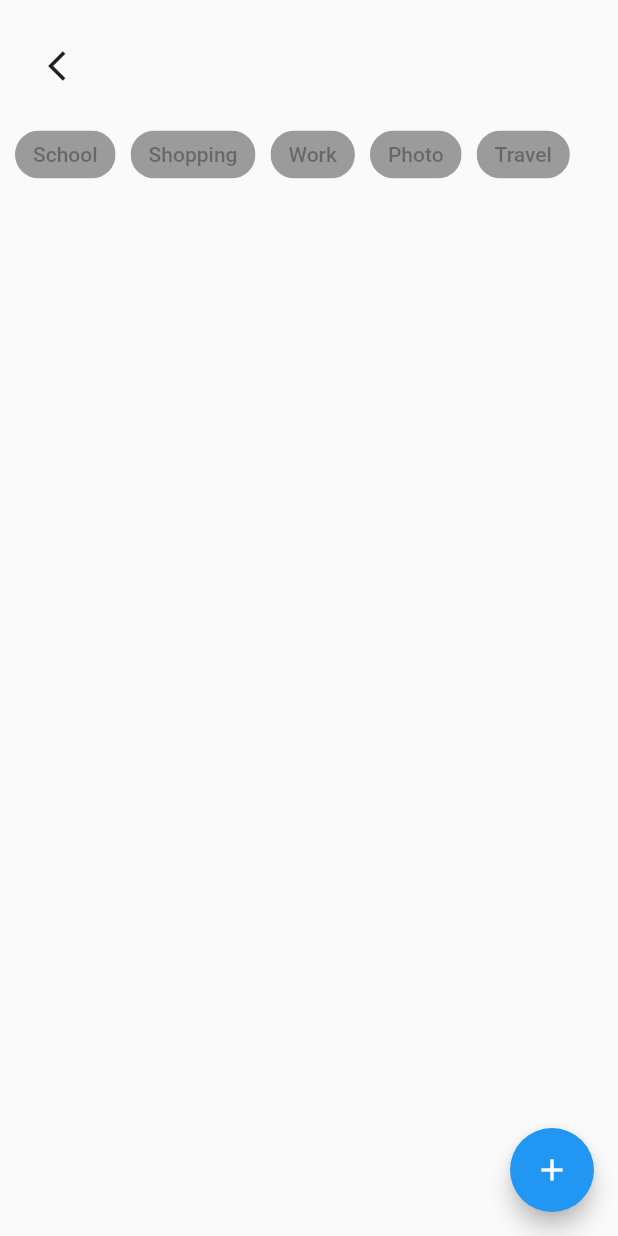
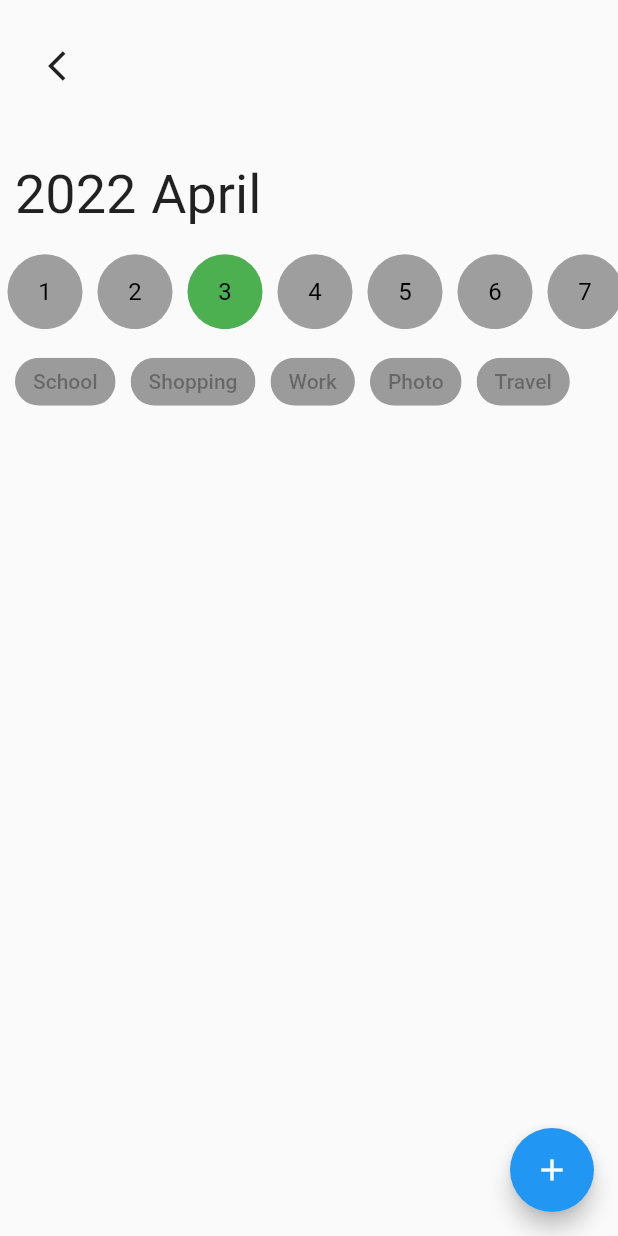
Before and after one commit to Omer-Demirtas/tasker, a Flutter app: the TaskView screen opened by its route, on a phone screen of 412 x 824 dp. Run offline on Flutter 3.47's test engine with Material 2 defaults, Android fonts, the phone set to English and light mode, and no system bars; our stand-ins replace bloc, flutter_bloc, sqflite; accounts and stored records are empty.

```diff
--- a/lib/core/cubit/task/task_cubit.dart
+++ b/lib/core/cubit/task/task_cubit.dart
@@ -23,6 +23,7 @@ class TaskCubit extends Cubit<TaskState>
   Future<void> getAll() async
   {
     emit(TaskState(tasks: state.tasks, isLoading: true));
+    await Future.delayed(Duration(seconds: 1));
     List<Task> tasks = await taskRepository.getAll();
     emit(TaskState(tasks: tasks, isLoading: false));
   }
--- a/lib/core/view/Task/task_view.dart
+++ b/lib/core/view/Task/task_view.dart
@@ -17,23 +17,48 @@ class TaskView extends StatelessWidget
 
   @override
   Widget build(BuildContext context) {
+    final double height = MediaQuery.of(context).size.height;
+
     return SafeArea(
       child: BlocBuilder<TaskCubit, TaskState>(
             builder: (context, state) => Scaffold(
             body: Column(
               children: [
                 _buildAppBar(context),
-                const TagList(),
-                const SizedBox(height: 20,),
+                SizedBox(height: height * 0.05,),
                 Expanded(
-                  child: state.isLoading ? const Center(
-                    child: CircularProgressIndicator(),
-                  ) :
-                  ListView(
-                    physics: const BouncingScrollPhysics(),
-                    children: [for (Task task in state.tasks) TaskWidget(task: task)],
-                  ),
-                )
+                    child: ListView(
+                      physics: const BouncingScrollPhysics(),
+                      children: [
+                        Padding(
+                          padding: const EdgeInsets.symmetric(horizontal: 10),
+                          child: Row(
+                            children: const [
+                              Text('2022', style: TextStyle(fontSize: 36),),
+                              SizedBox(width: 10,),
+                              Text('April', style: TextStyle(fontSize: 36),),
+                            ],
+                          ),
+                        ),
+                        SizedBox(height: height * 0.01,),
+                        const DaYList(),
+                        const TagList(),
+                        const SizedBox(height: 20,),
+                        state.isLoading ?
+                        Padding(
+                          padding: EdgeInsets.only(top: height * 0.2),
+                          child: const Center(
+                            child: CircularProgressIndicator(),
+                          ),
+                        ) :
+                        Column(
+                          children: [
+                            for (Task task in state.tasks) TaskWidget(task: task)
+                          ],
+                        )
+                      ],
+                    ),
+                ),
               ],
             ),
             floatingActionButton: FloatingActionButton(
--- a/lib/core/view/add_task/add_task_form.dart
+++ b/lib/core/view/add_task/add_task_form.dart
@@ -19,7 +19,7 @@ class _AddTaskFormState extends State<AddTaskForm>
   String title = "";
 
   TimeOfDay _startAt = TimeOfDay.now();
-  TimeOfDay _finishAt = TimeOfDay.now().add(hour: 1);
+  TimeOfDay _finishAt = TimeOfDay.now();
 
   DateTime _taskDateTime = DateTime.now();
 
--- a/lib/core/widget/day_list.dart
+++ b/lib/core/widget/day_list.dart
@@ -4,25 +4,25 @@ class DaYList extends StatelessWidget
 {
   const DaYList({Key? key}) : super(key: key);
 
+  static double width = 50;
+  static int selected = 2;
+
   @override
   Widget build(BuildContext context) {
     return Container(
-      margin: EdgeInsets.only(top: 10),
-      height: 40,
+      margin: const EdgeInsets.only(top: 10),
+      height: width,
       child: ListView.builder(
         physics: const BouncingScrollPhysics(),
         scrollDirection: Axis.horizontal,
-        itemCount: 40,
+        itemCount: 30,
         itemBuilder: (context, index) => Container(
-          color: Colors.pink,
-          height: 40,
-          width: 40,
-          margin: const EdgeInsets.only(left: 10, right: 10),
-          child: Column(
-            children: [
-              Text('${index + 1}'),
-              Text('${index + 1}'),
-            ],
+          margin: const EdgeInsets.only(right: 5, left: 5),
+          width: width,
+          child: CircleAvatar(
+            backgroundColor: selected == index ? Colors.green : Colors.grey,
+            radius: width,
+            child: Text((index + 1).toString(), style: TextStyle(color: Colors.black),),
           ),
         )
       ),
--- a/lib/main.dart
+++ b/lib/main.dart
@@ -6,6 +6,7 @@ import 'package:tasker/core/service/task_service.dart';
 import 'package:tasker/core/view/Task/task_view.dart';
 import 'package:tasker/core/view/add_task/add_task_view.dart';
 import 'package:tasker/core/view/home/home_view.dart';
+import 'package:tasker/core/view/settings/settings_view.dart';
 
 void main() {
   runApp(const App());
@@ -21,7 +22,8 @@ class MyApp extends StatelessWidget {
         theme: theme,
         routes: {
           AddTaskView.addTaskViewRoute: (context) => const AddTaskView(),
-          TaskView.taskViewRoute: (context) => const TaskView()
+          TaskView.taskViewRoute: (context) => const TaskView(),
+          SettingsView.settingsRoute: (context) => const SettingsView()
         },
         onGenerateRoute: (settings) {
           if (settings.name == AddTaskView.addTaskViewRoute) {
```
Also changed, not shown: lib/core/view/home/home_view.dart (+5 -12 lines), lib/core/view/settings/settings_view.dart (added, +64 -0 lines), lib/core/widget/common/back_app_bar.dart (added, +24 -0 lines).
